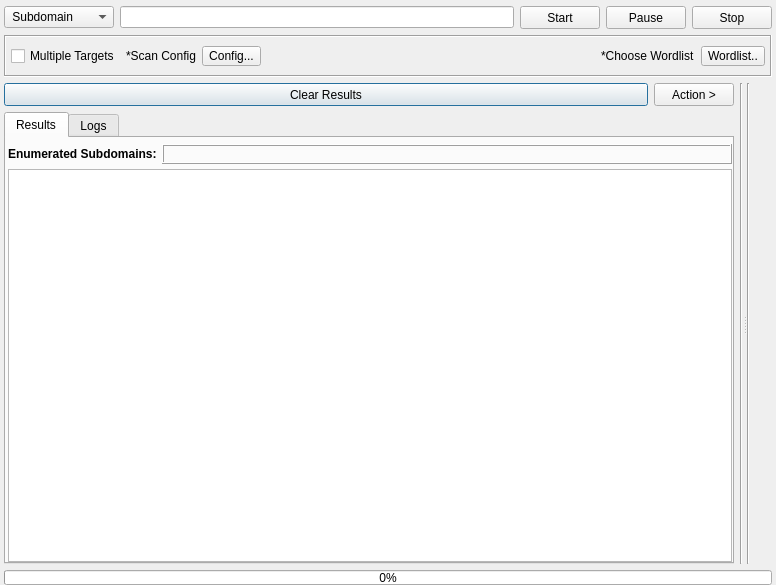
Old version of the form gui/src/engines/brute/Brute.ui in the repository 3nock/OTE.
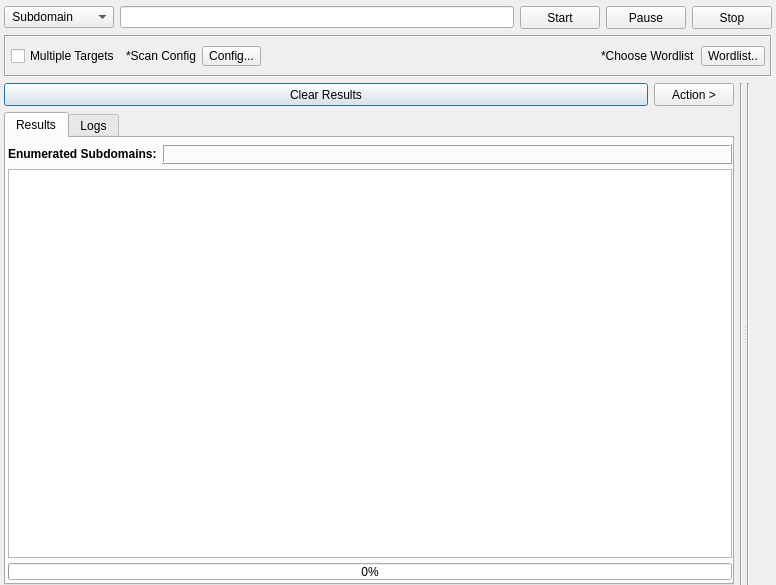
New version of the form. Custom widgets are drawn as their Qt base class.

Diff of the .ui file:
```diff
--- a/gui/src/engines/brute/Brute.ui
+++ b/gui/src/engines/brute/Brute.ui
@@ -361,7 +361,7 @@
               <number>0</number>
              </property>
              <property name="bottomMargin">
-              <number>0</number>
+              <number>3</number>
              </property>
              <item>
               <layout class="QHBoxLayout" name="horizontalLayout_19">
@@ -511,6 +511,28 @@
                </attribute>
               </widget>
              </item>
+             <item>
+              <widget class="QProgressBar" name="progressBar">
+               <property name="minimumSize">
+                <size>
+                 <width>0</width>
+                 <height>17</height>
+                </size>
+               </property>
+               <property name="maximumSize">
+                <size>
+                 <width>16777215</width>
+                 <height>17</height>
+                </size>
+               </property>
+               <property name="styleSheet">
+                <string notr="true"/>
+               </property>
+               <property name="value">
+                <number>0</number>
+               </property>
+              </widget>
+             </item>
             </layout>
            </widget>
            <widget class="QWidget" name="tabLogs">
@@ -607,28 +629,6 @@
      </widget>
     </widget>
    </item>
-   <item>
-    <widget class="QProgressBar" name="progressBar">
-     <property name="minimumSize">
-      <size>
-       <width>0</width>
-       <height>15</height>
-      </size>
-     </property>
-     <property name="maximumSize">
-      <size>
-       <width>16777215</width>
-       <height>15</height>
-      </size>
-     </property>
-     <property name="styleSheet">
-      <string notr="true"/>
-     </property>
-     <property name="value">
-      <number>0</number>
-     </property>
-    </widget>
-   </item>
   </layout>
  </widget>
  <customwidgets>
```
Left out of the diff: 2 changed lines with no effect on the pictures.
